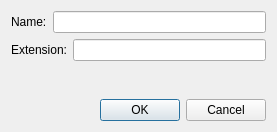
Old version of the form ui/MakeTemplateDialog.ui in the repository kipr/kiss.
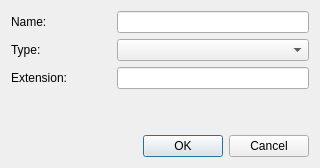
New version of the form.

The edit to the form file:
```diff
--- a/ui/MakeTemplateDialog.ui
+++ b/ui/MakeTemplateDialog.ui
@@ -6,18 +6,24 @@
    <rect>
     <x>0</x>
     <y>0</y>
-    <width>277</width>
-    <height>132</height>
+    <width>320</width>
+    <height>168</height>
    </rect>
   </property>
   <property name="windowTitle">
    <string>Make Template</string>
   </property>
-  <layout class="QVBoxLayout" name="verticalLayout" stretch="0,0,0,0">
+  <layout class="QVBoxLayout" name="verticalLayout" stretch="0,0,0,0,0">
    <item>
     <layout class="QHBoxLayout" name="horizontalLayout">
      <item>
       <widget class="QLabel" name="ui_nameLabel">
+       <property name="minimumSize">
+        <size>
+         <width>100</width>
+         <height>0</height>
+        </size>
+       </property>
        <property name="text">
         <string>Name:</string>
        </property>
@@ -28,10 +34,36 @@
      </item>
     </layout>
    </item>
+   <item>
+    <layout class="QHBoxLayout" name="horizontalLayout_3" stretch="0,1">
+     <item>
+      <widget class="QLabel" name="label">
+       <property name="minimumSize">
+        <size>
+         <width>100</width>
+         <height>0</height>
+        </size>
+       </property>
+       <property name="text">
+        <string>Type:</string>
+       </property>
+      </widget>
+     </item>
+     <item>
+      <widget class="QComboBox" name="ui_types"/>
+     </item>
+    </layout>
+   </item>
    <item>
     <layout class="QHBoxLayout" name="horizontalLayout_2">
      <item>
       <widget class="QLabel" name="ui_extensionLabel">
+       <property name="minimumSize">
+        <size>
+         <width>100</width>
+         <height>0</height>
+        </size>
+       </property>
        <property name="text">
         <string>Extension:</string>
        </property>
```
